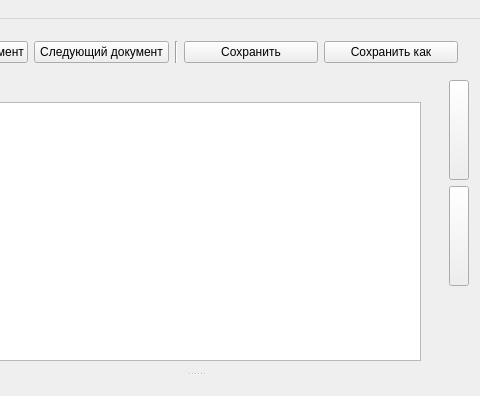
This is septembereditor.ui in kissofblood/September as Qt 5 draws it before an edit; both pictures show x 420 to 900 and y 0 to 396 of the 900 by 503 pixel window. The edited form follows.
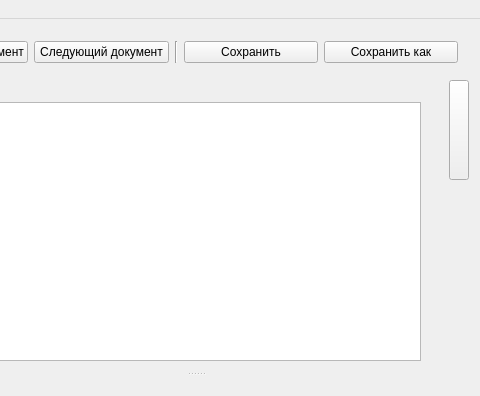
This is the edited form. Custom widgets are drawn as their Qt base class.

```diff
--- a/septembereditor.ui
+++ b/septembereditor.ui
@@ -266,25 +266,6 @@
         </property>
        </widget>
       </item>
-      <item>
-       <widget class="QPushButton" name="btnFont">
-        <property name="minimumSize">
-         <size>
-          <width>20</width>
-          <height>100</height>
-         </size>
-        </property>
-        <property name="maximumSize">
-         <size>
-          <width>20</width>
-          <height>100</height>
-         </size>
-        </property>
-        <property name="text">
-         <string/>
-        </property>
-       </widget>
-      </item>
       <item>
        <spacer name="verticalSpacer_2">
         <property name="orientation">
```
Left out of the diff: 7 changed lines with no effect on the pictures.
